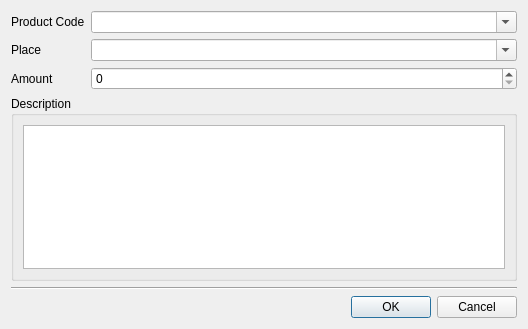
Before: the Qt Designer form stock/desktop/product.ui in igormironchik/stock, drawn with Qt 5.
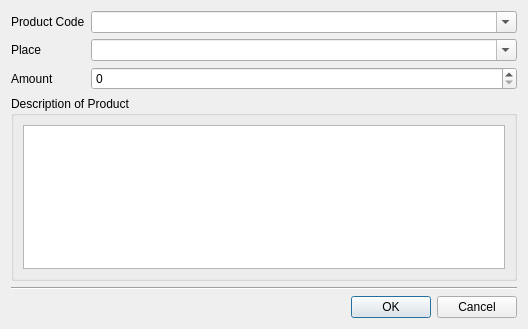
After: the same form once the commit is applied.

What changed in the file:
```diff
--- a/stock/desktop/product.ui
+++ b/stock/desktop/product.ui
@@ -87,7 +87,7 @@
    <item>
     <widget class="QGroupBox" name="groupBox">
      <property name="title">
-      <string>Description</string>
+      <string>Description of Product</string>
      </property>
      <layout class="QVBoxLayout" name="verticalLayout">
       <item>
```
